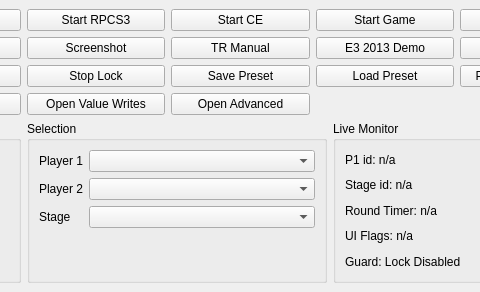
Before: the Qt Designer form src/ui/main_window.ui in RobertoTorino/trr-qt-trainer, drawn with Qt 5; both pictures show x 271 to 751 and y 0 to 292 of the 1023 by 292 pixel window.
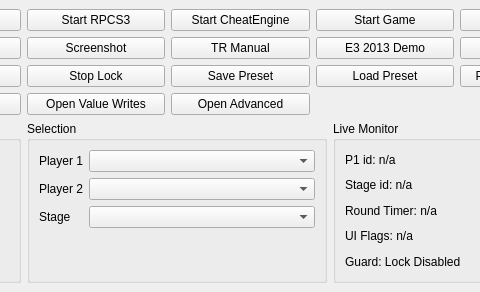
After: the same form once the commit is applied.

What changed in the file:
```diff
--- a/src/ui/main_window.ui
+++ b/src/ui/main_window.ui
@@ -47,7 +47,7 @@
             <item row="0" column="3">
              <widget class="QPushButton" name="startCeButton">
         <property name="text">
-                 <string>Start CE</string>
+                         <string>Start CheatEngine</string>
         </property>
        </widget>
       </item>
```
